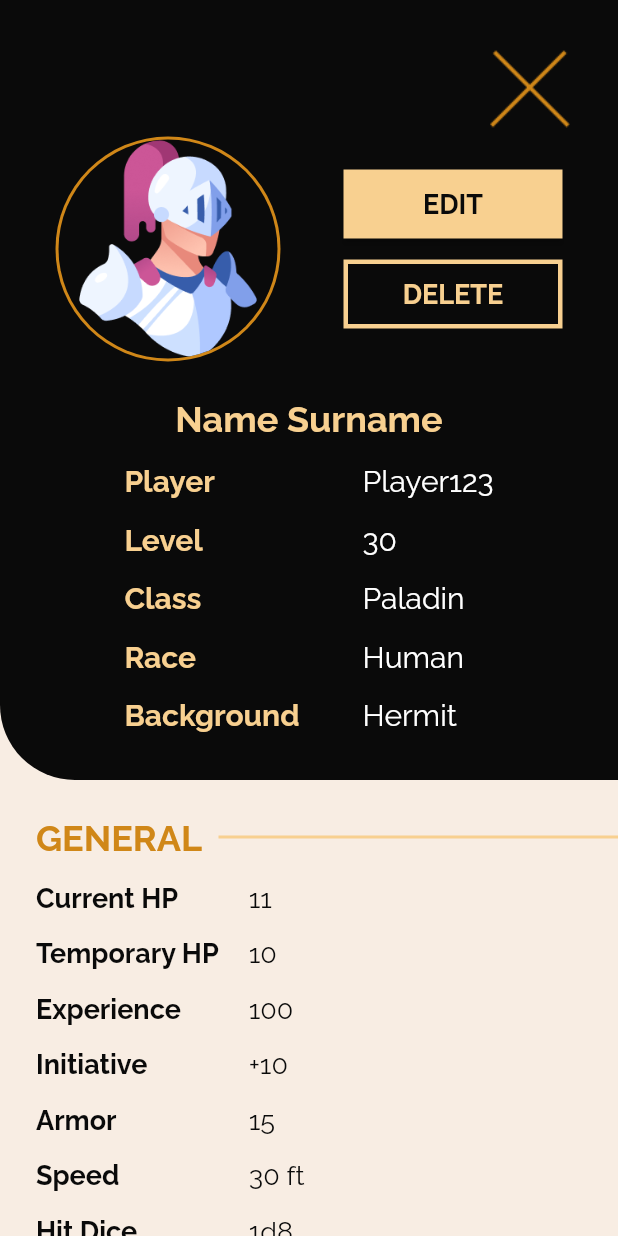
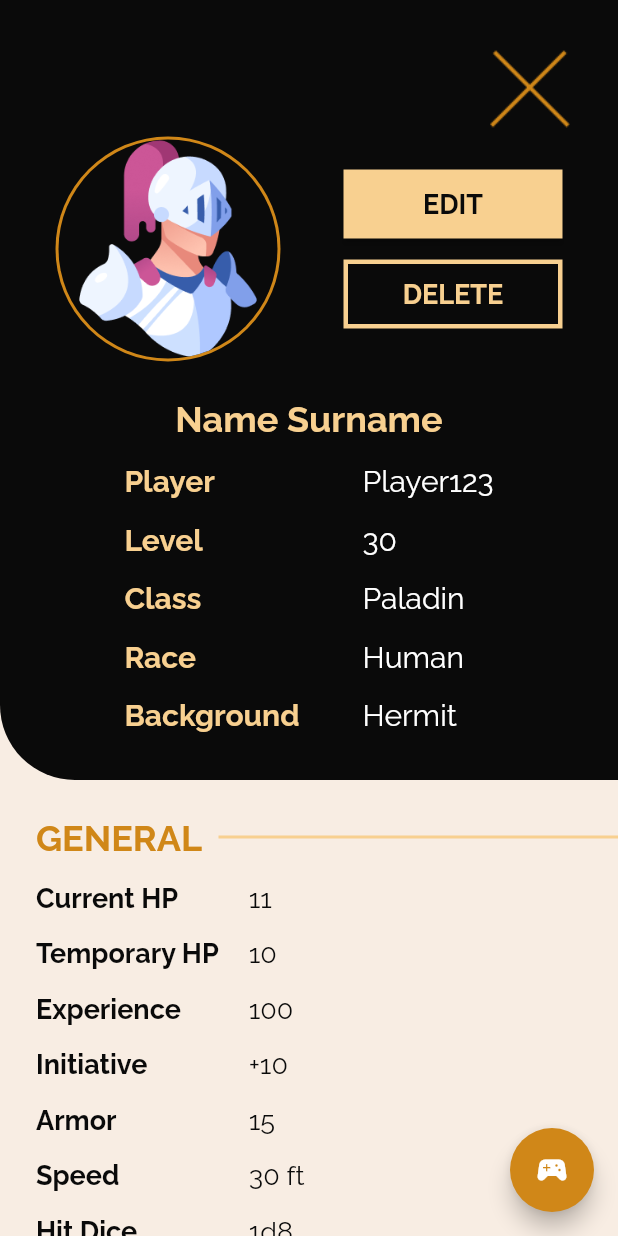
Before and after one commit to RomanBlahuta/Digital-Dungeons, a Flutter app: the DDCharacterSheetScreen screen opened by its route, on a phone screen of 412 x 824 dp. Run offline on Flutter 3.47's test engine with Material 2 defaults, Android fonts, the phone set to English and light mode, and no system bars; our stand-ins replace equatable, flutter_bloc.

Commit message:
screen/character_sheet_screen: add play button

```diff
--- a/lib/screens/character-sheet_screen.dart
+++ b/lib/screens/character-sheet_screen.dart
@@ -224,6 +224,12 @@ class DDCharacterSheetScreen extends StatelessWidget {
             ],
           ),
         ),
+        floatingActionButton: FloatingActionButton(
+          onPressed: () {},
+          backgroundColor: DDTheme.accentColor,
+          child: const Icon(Icons.sports_esports),
+          splashColor: DDTheme.primaryColor,
+        ),
       ),
     );
   }
```
